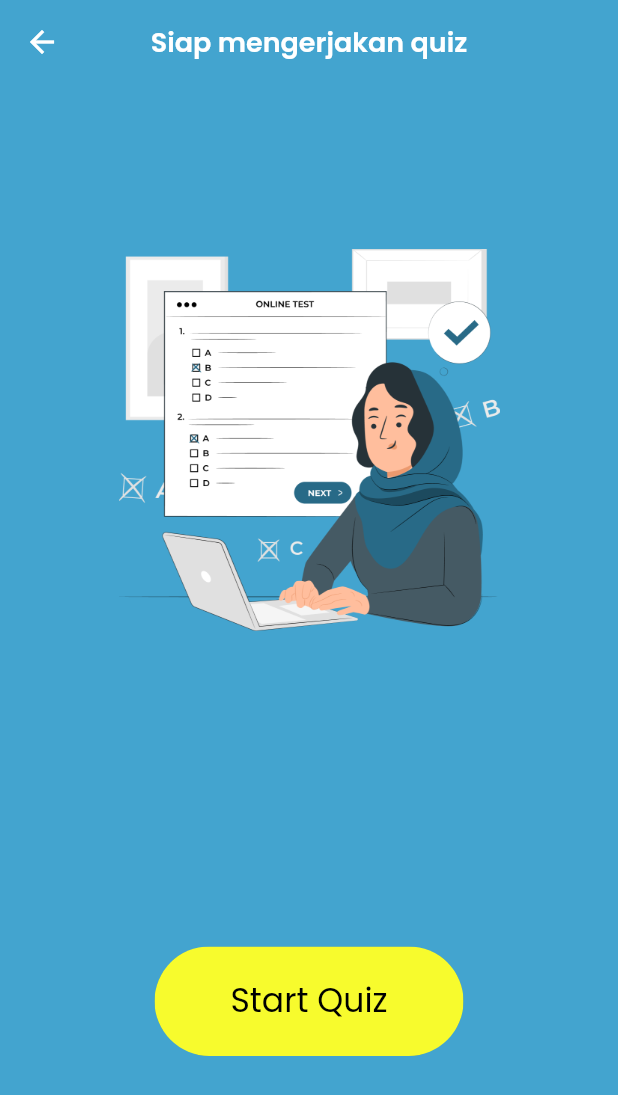
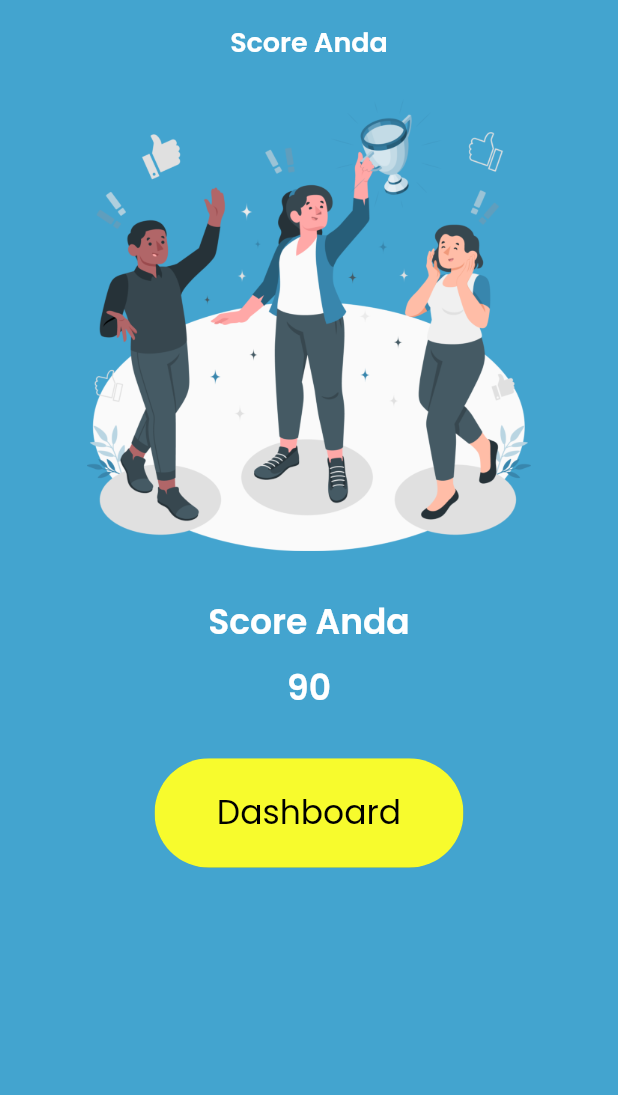
Before and after one commit to rajuwahyudii/Si-Penting-flutter, a Flutter app: the screen it shows after launch, on a phone screen of 412 x 824 dp. Shown: the top 1095 px of the screen. Run offline on Flutter 3.47's test engine with Material 2 defaults, Android fonts, the light colour scheme and no system bars; our stand-ins replace google_fonts.

Commit message:
add page score

```diff
--- /dev/null
+++ b/lib/pages/quiz/score.dart
@@ -0,0 +1,73 @@
+import 'package:flutter/material.dart';
+import 'package:google_fonts/google_fonts.dart';
+import 'package:stunting/theme/color.dart';
+import 'package:stunting/widgets/button.dart';
+
+class Score extends StatelessWidget {
+  const Score({Key? key}) : super(key: key);
+
+  @override
+  Widget build(BuildContext context) {
+    Size size = MediaQuery.of(context).size;
+    return Scaffold(
+      backgroundColor: backgroundColor,
+      appBar: AppBar(
+        backgroundColor: backgroundColor,
+        title: Text(
+          'Score Anda',
+          style: GoogleFonts.poppins(
+            fontSize: 18,
+            fontWeight: FontWeight.w600,
+            color: Colors.white,
+          ),
+        ),
+        centerTitle: true,
+      ),
+      body: Container(
+        padding: const EdgeInsets.all(10),
+        width: size.width,
+        child: SingleChildScrollView(
+            child: Column(
+          mainAxisAlignment: MainAxisAlignment.spaceAround,
+          crossAxisAlignment: CrossAxisAlignment.center,
+          children: [
+            Image.asset(
+              'assets/images/scorepage.png',
+              width: 296,
+            ),
+            const SizedBox(
+              height: 30,
+            ),
+            Text(
+              'Score Anda',
+              style: GoogleFonts.poppins(
+                fontSize: 23,
+                fontWeight: FontWeight.w600,
+                color: Colors.white,
+              ),
+            ),
+            const SizedBox(
+              height: 10,
+            ),
+            Text(
+              '90',
+              style: GoogleFonts.poppins(
+                fontSize: 23,
+                fontWeight: FontWeight.w600,
+                color: Colors.white,
+              ),
+            ),
+            const SizedBox(
+              height: 20,
+            ),
+            CustomButtonWidget(
+                text: 'Dashboard',
+                press: () {},
+                buttonColor: yellowButtonColor,
+                textColor: Colors.black)
+          ],
+        )),
+      ),
+    );
+  }
+}
--- a/lib/pages/quiz/start_quiz.dart
+++ b/lib/pages/quiz/start_quiz.dart
@@ -16,7 +16,11 @@ class StartQuiz extends StatelessWidget {
           icon: const Icon(
             Icons.arrow_back,
           ),
-          onPressed: () {},
+          onPressed: () {
+            Navigator.pop(
+              context,
+            );
+          },
         ),
         backgroundColor: backgroundColor,
         title: Text(
--- a/lib/pages/splash.dart
+++ b/lib/pages/splash.dart
@@ -4,6 +4,8 @@ import 'package:flutter/material.dart';
 import 'package:stunting/pages/admin/admin.dart';
 import 'package:stunting/pages/admin/artikel_admin.dart';
 import 'package:stunting/pages/menu.dart';
+import 'package:stunting/pages/quiz/quiz.dart';
+import 'package:stunting/pages/quiz/score.dart';
 import 'package:stunting/pages/quiz/start_quiz.dart';
 import 'package:stunting/theme/color.dart';
 import 'package:stunting/theme/font.dart';
@@ -28,7 +30,7 @@ class _SplashScreenState extends State<SplashScreen> {
   void onDone() {
     Navigator.of(context).pushReplacement(
       MaterialPageRoute(
-        builder: (context) => const StartQuiz(),
+        builder: (context) => Score(),
       ),
     );
   }
```
Also changed, not shown: lib/pages/quiz/quiz.dart (added, +44 -0 lines), assets/images/scorepage.png (added).
